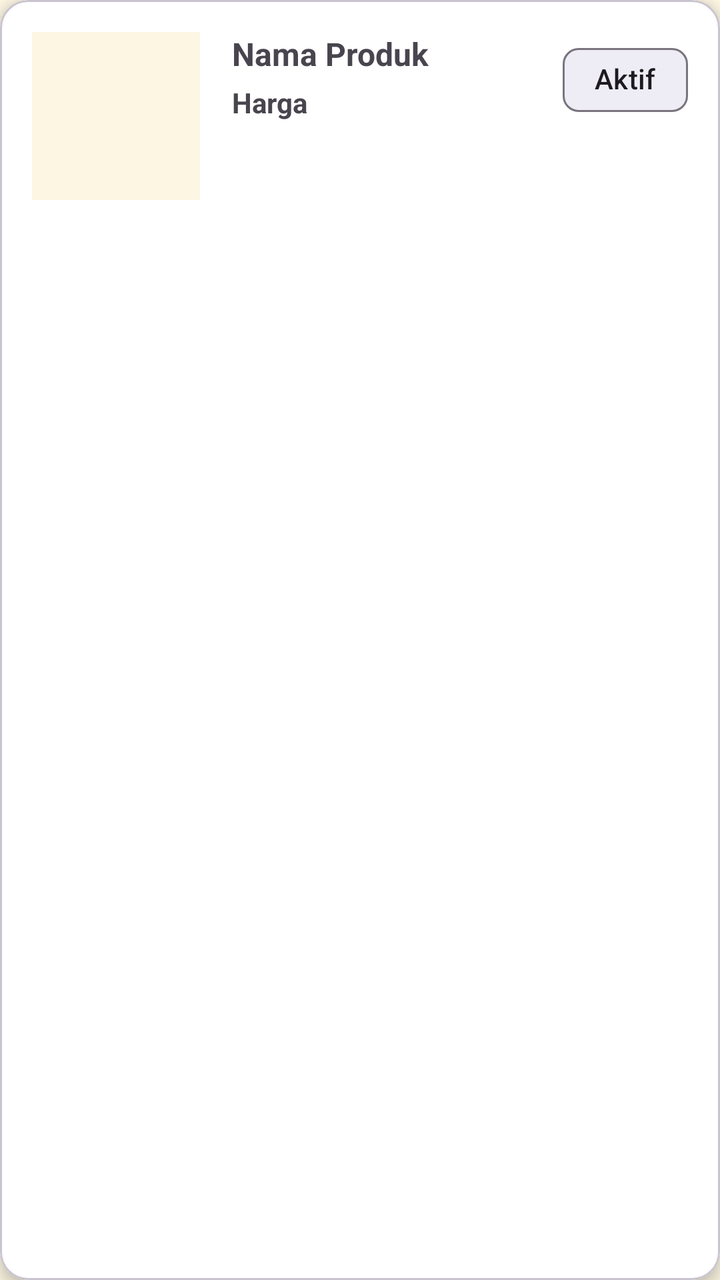
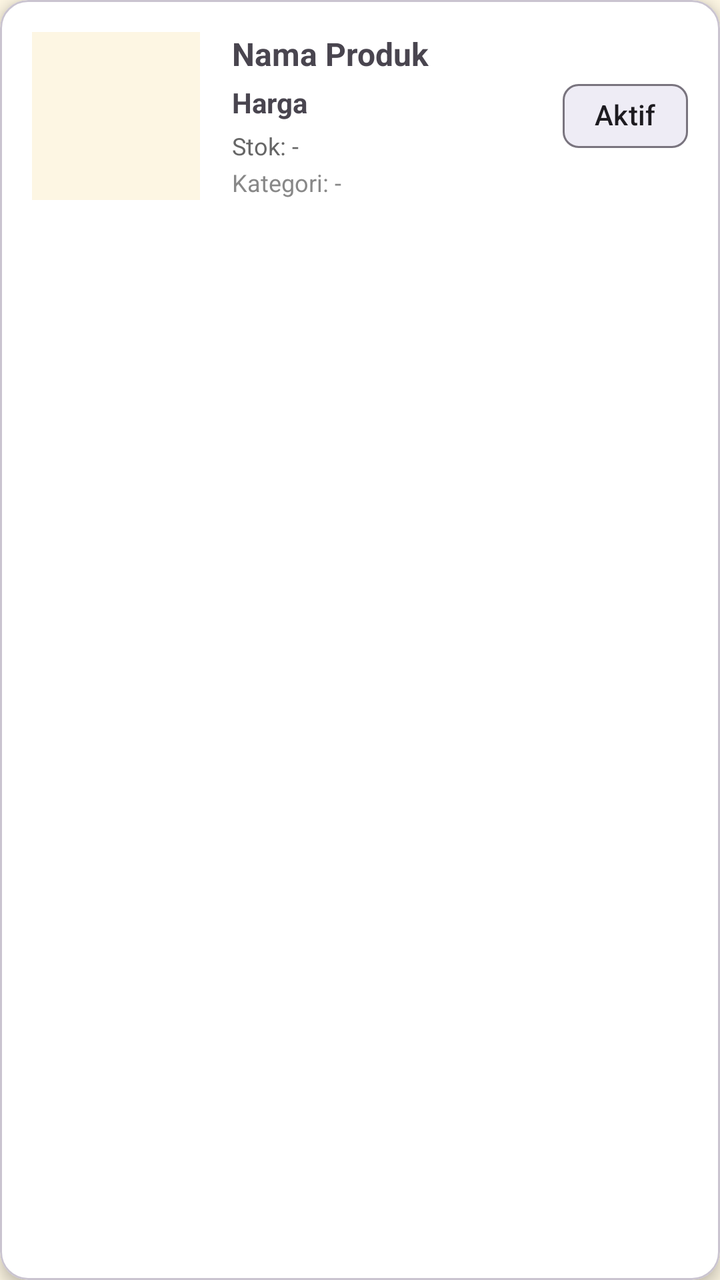

Before-and-after screenshots of an Android layout around one commit, followed by the original layout XML and the change that was made.
<!-- AndroidManifest.xml: application theme Theme.Penjualannya_adit -->
<!-- res/layout/item_data_produk.xml -->
<?xml version="1.0" encoding="utf-8"?>
<com.google.android.material.card.MaterialCardView xmlns:android="http://schemas.android.com/apk/res/android"
    xmlns:app="http://schemas.android.com/apk/res-auto"
    android:id="@+id/card_produk"
    android:layout_width="match_parent"
    android:layout_height="wrap_content"
    android:layout_marginHorizontal="12dp"
    android:layout_marginVertical="6dp"
    app:cardCornerRadius="14dp"
    app:cardElevation="4dp"
    app:cardBackgroundColor="@color/surface_white">

    <androidx.constraintlayout.widget.ConstraintLayout
        android:layout_width="match_parent"
        android:layout_height="wrap_content"
        android:padding="16dp">

        <ImageView
            android:id="@+id/img_produk"
            android:layout_width="84dp"
            android:layout_height="84dp"
            android:scaleType="centerCrop"
            android:src="@color/background_gray"
            app:layout_constraintStart_toStartOf="parent"
            app:layout_constraintTop_toTopOf="parent" />

        <TextView
            android:id="@+id/tv_nama_produk"
            android:layout_width="0dp"
            android:layout_height="wrap_content"
            android:text="Nama Produk"
            android:textStyle="bold"
            android:textSize="16sp"
            android:layout_marginStart="16dp"
            app:layout_constraintStart_toEndOf="@id/img_produk"
            app:layout_constraintTop_toTopOf="@id/img_produk"
            app:layout_constraintEnd_toStartOf="@+id/chip_status"/>

        <TextView
            android:id="@+id/tv_harga_produk"
            android:layout_width="0dp"
            android:layout_height="wrap_content"
            android:text="Harga"
            android:textStyle="bold"
            android:textSize="14sp"
            android:layout_marginTop="4dp"
            app:layout_constraintStart_toStartOf="@id/tv_nama_produk"
            app:layout_constraintTop_toBottomOf="@id/tv_nama_produk"
            app:layout_constraintEnd_toEndOf="@id/tv_nama_produk"/>

        <com.google.android.material.chip.Chip
            android:id="@+id/chip_status"
            android:layout_width="wrap_content"
            android:layout_height="wrap_content"
            android:text="Aktif"
            app:chipStrokeWidth="1dp"
            app:layout_constraintEnd_toEndOf="parent"
            app:layout_constraintTop_toTopOf="@id/img_produk"/>

    </androidx.constraintlayout.widget.ConstraintLayout>

</com.google.android.material.card.MaterialCardView>
<!-- resources referenced by this layout -->
<resources>
  <color name="background_gray">#FDF6E3</color>
  <color name="surface_white">#FFFFFF</color>
  <style name="Theme.Penjualannya_adit" parent="Base.Theme.Penjualannya_adit" />
  <style name="Base.Theme.Penjualannya_adit" parent="Theme.Material3.DayNight.NoActionBar">
          <item name="colorPrimary">@color/primary_brand</item>
          <item name="android:statusBarColor">@color/primary_brand</item>
          <item name="android:windowBackground">@color/background_light</item>
      </style>
  <color name="primary_brand">#588A96</color>
  <color name="background_light">#FDF6E3</color>
</resources>

<!-- the commit's change to res/layout/item_data_produk.xml (unified diff, before → after) -->
@@ -48,6 +48,30 @@
             app:layout_constraintTop_toBottomOf="@id/tv_nama_produk"
             app:layout_constraintEnd_toEndOf="@id/tv_nama_produk"/>
 
+        <TextView
+            android:id="@+id/tv_stok_produk"
+            android:layout_width="0dp"
+            android:layout_height="wrap_content"
+            android:text="Stok: -"
+            android:textSize="12sp"
+            android:textColor="#666666"
+            android:layout_marginTop="4dp"
+            app:layout_constraintStart_toStartOf="@id/tv_nama_produk"
+            app:layout_constraintTop_toBottomOf="@id/tv_harga_produk"
+            app:layout_constraintEnd_toEndOf="@id/tv_nama_produk"/>
+
+        <TextView
+            android:id="@+id/tv_kategori_produk"
+            android:layout_width="0dp"
+            android:layout_height="wrap_content"
+            android:text="Kategori: -"
+            android:textSize="12sp"
+            android:textColor="#888888"
+            android:layout_marginTop="2dp"
+            app:layout_constraintStart_toStartOf="@id/tv_nama_produk"
+            app:layout_constraintTop_toBottomOf="@id/tv_stok_produk"
+            app:layout_constraintEnd_toEndOf="@id/tv_nama_produk"/>
+
         <com.google.android.material.chip.Chip
             android:id="@+id/chip_status"
             android:layout_width="wrap_content"
@@ -55,7 +79,8 @@
             android:text="Aktif"
             app:chipStrokeWidth="1dp"
             app:layout_constraintEnd_toEndOf="parent"
-            app:layout_constraintTop_toTopOf="@id/img_produk"/>
+            app:layout_constraintTop_toTopOf="@id/img_produk"
+            app:layout_constraintBottom_toBottomOf="@id/img_produk"/>
 
     </androidx.constraintlayout.widget.ConstraintLayout>
 
